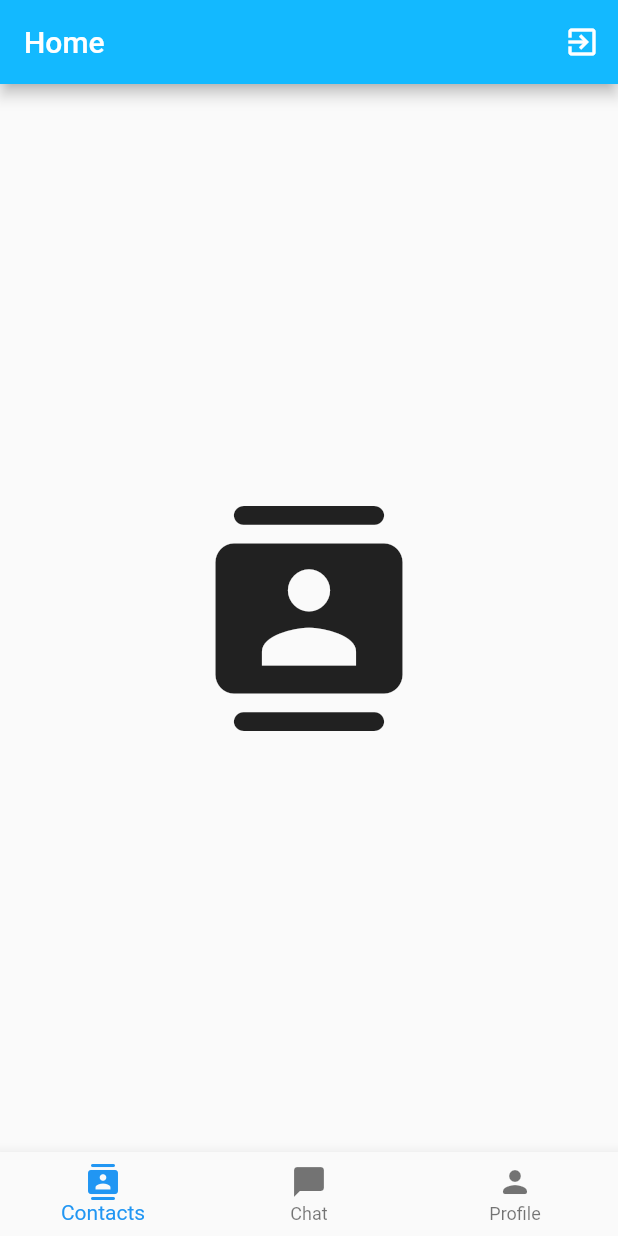
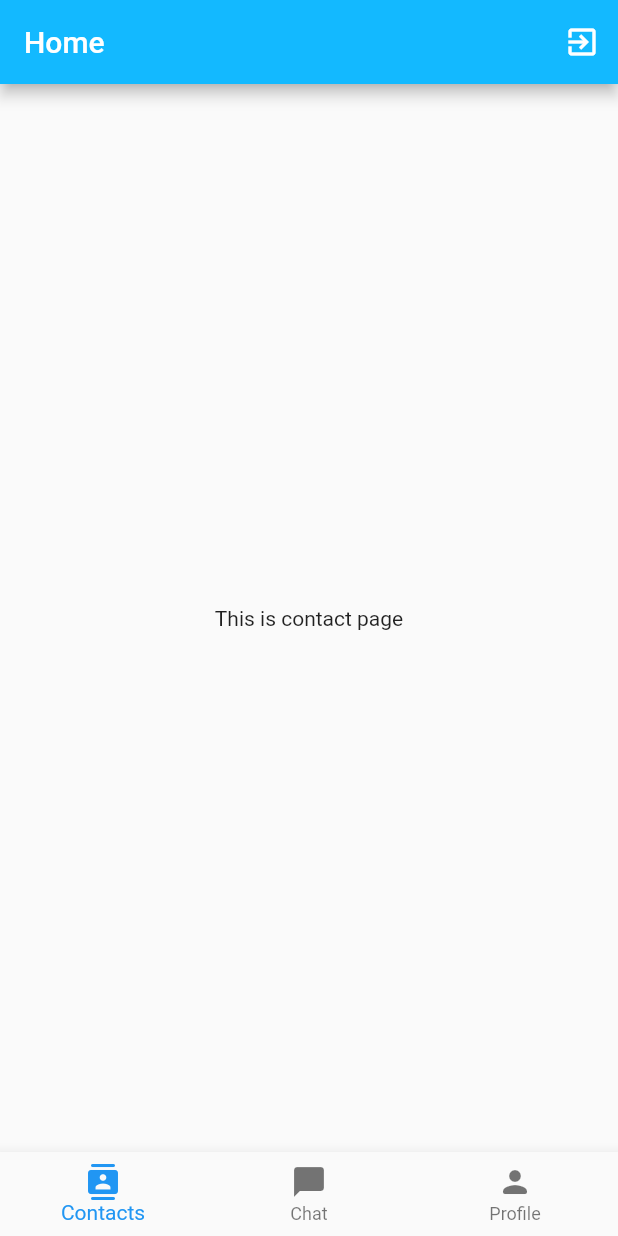
Before and after one commit to gyakhoe/flutter_chat, a Flutter app: the screen it shows once a user with an empty profile is signed in, on a phone screen of 412 x 824 dp. Run offline on Flutter 3.47's test engine with Material 2 defaults, Android fonts, the light colour scheme and no system bars; our stand-ins replace bloc, cloud_firestore, equatable, firebase_auth, firebase_core, flutter_bloc and 1 more; accounts and stored records are empty; generated files the repository leaves out were written again.

Commit message:
home view build with bloc builder

```diff
--- /dev/null
+++ b/lib/contact/contact.dart
@@ -0,0 +1 @@
+export 'views/contact_page.dart';
--- /dev/null
+++ b/lib/contact/views/contact_page.dart
@@ -0,0 +1,27 @@
+import 'package:flutter/material.dart';
+
+import 'package:flutter_chat/registration/registration.dart';
+
+class ContactPage extends StatelessWidget {
+  final AppUser authenticatedUser;
+  const ContactPage({
+    Key? key,
+    required this.authenticatedUser,
+  }) : super(key: key);
+
+  @override
+  Widget build(BuildContext context) {
+    return const ContactView();
+  }
+}
+
+class ContactView extends StatelessWidget {
+  const ContactView({Key? key}) : super(key: key);
+
+  @override
+  Widget build(BuildContext context) {
+    return const Center(
+      child: Text('This is contact page'),
+    );
+  }
+}
--- /dev/null
+++ b/lib/home/bloc/home_bloc.dart
@@ -0,0 +1,36 @@
+import 'dart:async';
+
+import 'package:bloc/bloc.dart';
+import 'package:equatable/equatable.dart';
+
+part 'home_event.dart';
+part 'home_state.dart';
+
+class HomeBloc extends Bloc<HomeEvent, HomeState> {
+  HomeBloc() : super(HomeContact()) {
+    on<HomeContactTapped>(_onContactTapped);
+    on<HomeChatTapped>(_onChatTapped);
+    on<HomeProfileTapped>(_onProfileTapped);
+  }
+
+  FutureOr<void> _onContactTapped(
+    HomeContactTapped event,
+    Emitter<HomeState> emit,
+  ) {
+    emit(HomeContact());
+  }
+
+  FutureOr<void> _onChatTapped(
+    HomeChatTapped event,
+    Emitter<HomeState> emit,
+  ) {
+    emit(HomeChat());
+  }
+
+  FutureOr<void> _onProfileTapped(
+    HomeProfileTapped event,
+    Emitter<HomeState> emit,
+  ) {
+    emit(HomeProfile());
+  }
+}
--- /dev/null
+++ b/lib/home/bloc/home_event.dart
@@ -0,0 +1,14 @@
+part of 'home_bloc.dart';
+
+abstract class HomeEvent extends Equatable {
+  const HomeEvent();
+
+  @override
+  List<Object> get props => [];
+}
+
+class HomeContactTapped extends HomeEvent {}
+
+class HomeChatTapped extends HomeEvent {}
+
+class HomeProfileTapped extends HomeEvent {}
--- /dev/null
+++ b/lib/home/bloc/home_state.dart
@@ -0,0 +1,14 @@
+part of 'home_bloc.dart';
+
+abstract class HomeState extends Equatable {
+  const HomeState();
+
+  @override
+  List<Object> get props => [];
+}
+
+class HomeContact extends HomeState {}
+
+class HomeChat extends HomeState {}
+
+class HomeProfile extends HomeState {}
--- a/lib/home/home.dart
+++ b/lib/home/home.dart
@@ -1 +1,2 @@
+export 'bloc/home_bloc.dart';
 export 'views/home_page.dart';
--- a/lib/home/views/home_page.dart
+++ b/lib/home/views/home_page.dart
@@ -1,5 +1,7 @@
 import 'package:flutter/material.dart';
 import 'package:flutter_bloc/flutter_bloc.dart';
+import 'package:flutter_chat/contact/contact.dart';
+import 'package:flutter_chat/home/home.dart';
 import 'package:flutter_chat/l10n/l10n.dart';
 import 'package:flutter_chat/login/login.dart';
 import 'package:flutter_chat/registration/registration.dart';
@@ -13,7 +15,12 @@ class HomePage extends StatelessWidget {
 
   @override
   Widget build(BuildContext context) {
-    return HomeView(authenticateduser: authenticateduser);
+    return BlocProvider(
+      create: (context) => HomeBloc(),
+      child: HomeView(
+        authenticateduser: authenticateduser,
+      ),
+    );
   }
 }
 
@@ -31,21 +38,6 @@ class HomeView extends StatefulWidget {
 class _HomeViewState extends State<HomeView> {
   int selectedItem = 0;
 
-  static const List<Widget> _pages = <Widget>[
-    Icon(
-      Icons.contacts_rounded,
-      size: 150,
-    ),
-    Icon(
-      Icons.chat_rounded,
-      size: 150,
-    ),
-    Icon(
-      Icons.person_rounded,
-      size: 150,
-    ),
-  ];
-
   @override
   Widget build(BuildContext context) {
     final l10n = context.l10n;
@@ -61,10 +53,10 @@ class _HomeViewState extends State<HomeView> {
           )
         ],
       ),
-      body: Center(child: _pages.elementAt(selectedItem)),
+      body: _homeBodyBuilder(context),
       bottomNavigationBar: BottomNavigationBar(
         currentIndex: selectedItem,
-        onTap: (value) => setState(() => selectedItem = value),
+        onTap: _onBottomNavTapped,
         items: const [
           BottomNavigationBarItem(
             icon: Icon(Icons.contacts_rounded),
@@ -82,4 +74,33 @@ class _HomeViewState extends State<HomeView> {
       ),
     );
   }
+
+  Widget _homeBodyBuilder(BuildContext context) {
+    return BlocBuilder<HomeBloc, HomeState>(
+      builder: (context, state) {
+        if (state is HomeContact) {
+          return ContactPage(authenticatedUser: widget.authenticateduser);
+        } else if (state is HomeChat) {
+          return const Center(
+            child: Text('Chat page will be displayed here'),
+          );
+        } else {
+          return const Center(
+            child: Text('Profile page will be displayed here'),
+          );
+        }
+      },
+    );
+  }
+
+  void _onBottomNavTapped(int value) {
+    if (value == 0) {
+      BlocProvider.of<HomeBloc>(context).add(HomeContactTapped());
+    } else if (value == 1) {
+      BlocProvider.of<HomeBloc>(context).add(HomeChatTapped());
+    } else {
+      BlocProvider.of<HomeBloc>(context).add(HomeProfileTapped());
+    }
+    setState(() => selectedItem = value);
+  }
 }
```
